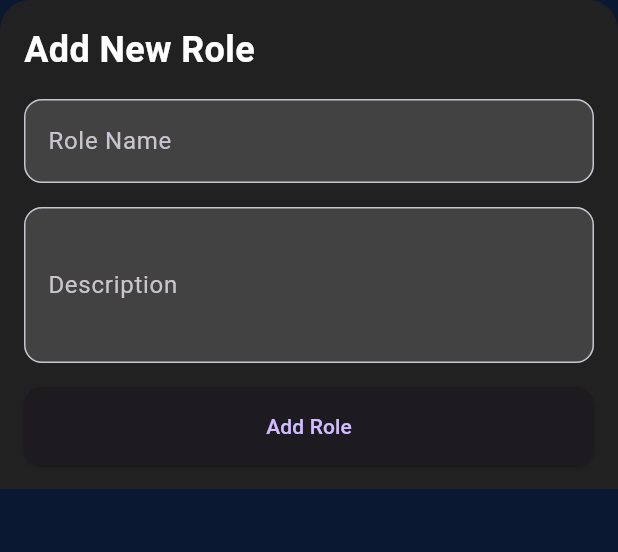
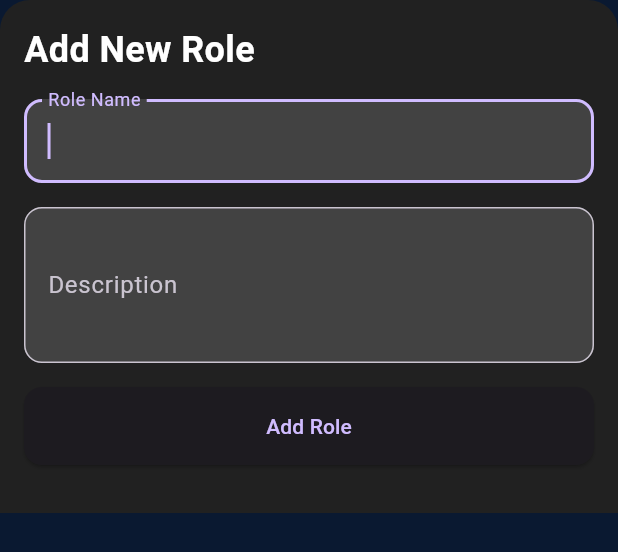
Before and after one commit to AbdulsemedM/Courier-App, a Flutter app: the AddRoleModal widget shown alone on an empty page, opened directly, on a phone screen of 412 x 824 dp. Shown: the top 552 px of the screen. Run offline on Flutter 3.47's test engine with Material 3 defaults, Android fonts, the phone set to English and light mode, and no system bars; our stand-ins replace bottom_navy_bar, flutter_bloc, lottie, permission_handler, shared_preferences, shimmer; missing offline and left inert: mobile_scanner, urovo_scanner; accounts and stored records are empty; network calls fail.

Commit message:
roles widgets

```diff
--- a/lib/features/roles/presentation/widget/roles_widget.dart
+++ b/lib/features/roles/presentation/widget/roles_widget.dart
@@ -89,7 +89,9 @@ class RoleCard extends StatelessWidget {
                 children: [
                   Icon(
                     Icons.badge_outlined,
-                    color: isDarkMode ? AppColors.secondaryDarkColor : Colors.blue[700],
+                    color: isDarkMode
+                        ? AppColors.secondaryDarkColor
+                        : Colors.blue[700],
                   ),
                   const SizedBox(width: 8),
                   Expanded(
@@ -158,13 +160,11 @@ class AddRoleModal extends StatelessWidget {
 
   @override
   Widget build(BuildContext context) {
-    return Container(
-      padding: EdgeInsets.only(
-        bottom: MediaQuery.of(context).viewInsets.bottom,
-        left: 16,
-        right: 16,
-        top: 16,
-      ),
+    return Padding(
+      padding: MediaQuery.of(context).viewInsets,
+      child: SingleChildScrollView(
+        child: Container(
+          padding: const EdgeInsets.all(16),
           decoration: BoxDecoration(
             color: isDarkMode ? Colors.grey[900] : Colors.white,
             borderRadius: const BorderRadius.vertical(top: Radius.circular(20)),
@@ -186,6 +186,7 @@ class AddRoleModal extends StatelessWidget {
                 const SizedBox(height: 16),
                 TextFormField(
                   controller: _nameController,
+                  autofocus: true,
                   decoration: InputDecoration(
                     labelText: 'Role Name',
                     border: OutlineInputBorder(
@@ -240,6 +241,8 @@ class AddRoleModal extends StatelessWidget {
               ],
             ),
           ),
+        ),
+      ),
     );
   }
 }
```
Lines whose indentation alone changed are shown as unchanged.
